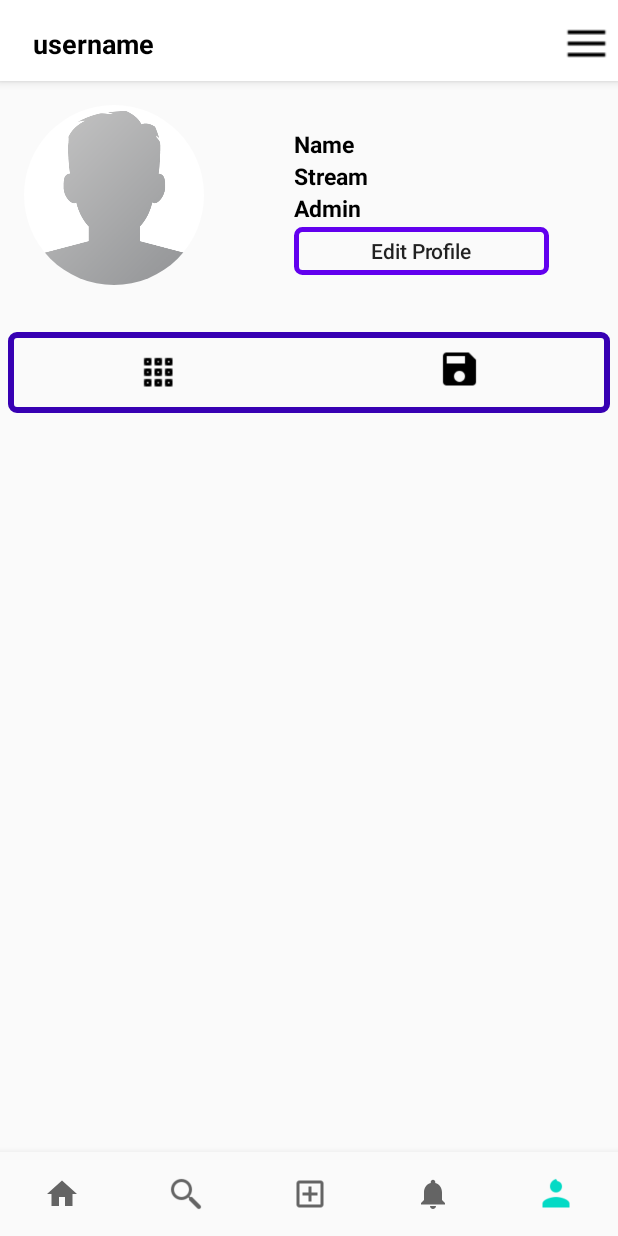
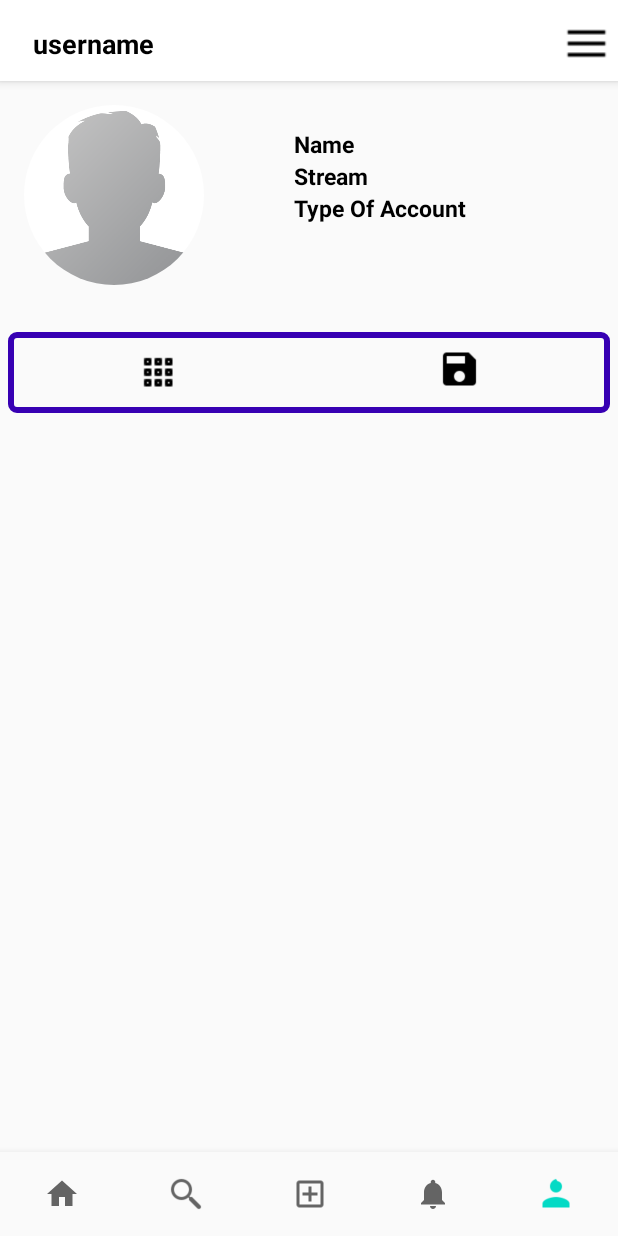
Before and after one commit to vpscnoticeboard/Notice-Board, an Android app: the screen it shows after launch once a user with an empty profile is signed in (MainActivity), item 5 of the bottom bar chosen, on a phone screen of 412 x 824 dp. Run offline under Robolectric (Android 15) with nearby library versions, the phone set to English and light mode, and no system bars; our stand-ins replace CircleImageView, Firebase (no records; nobody signed in at launch, a user with empty details on screens opened directly), Picasso, navigation-ui, sdp/ssp sizes; libraries missing offline, so code that uses them is left out: com.github.ybq.android, com.wajahatkarim3.easyvalidation; 1 statement that could not run was skipped.

Commit message:
notice board 12.s

```diff
--- a/app/src/main/java/com/example/projrctlogin/Fragrments/ProfileFragment.kt
+++ b/app/src/main/java/com/example/projrctlogin/Fragrments/ProfileFragment.kt
@@ -1,13 +1,25 @@
 package com.example.projrctlogin.Fragrments
 
+import android.content.Context
 import android.content.Intent
 import android.os.Bundle
+import android.security.identity.AccessControlProfileId
 import androidx.fragment.app.Fragment
 import android.view.LayoutInflater
 import android.view.View
 import android.view.ViewGroup
+import android.widget.Button
 import com.example.projrctlogin.AccountSettingActivity2
+import com.example.projrctlogin.Model.User
 import com.example.projrctlogin.R
+import com.google.firebase.auth.FirebaseAuth
+import com.google.firebase.auth.FirebaseUser
+import com.google.firebase.database.DataSnapshot
+import com.google.firebase.database.DatabaseError
+import com.google.firebase.database.FirebaseDatabase
+import com.google.firebase.database.ValueEventListener
+import com.squareup.picasso.Picasso
+import kotlinx.android.synthetic.main.fragment_profile.*
 
 import kotlinx.android.synthetic.main.fragment_profile.view.*
 
@@ -22,18 +34,45 @@ private const val ARG_PARAM2 = "param2"
  * create an instance of this fragment.
  */
 class ProfileFragment : Fragment() {
-    // TODO: Rename and change types of parameters
+    private lateinit var profileId: String
+    private lateinit var firebaseUser : FirebaseUser
+    lateinit var editp : Button
 
 
     override fun onCreateView(
         inflater: LayoutInflater, container: ViewGroup?,
         savedInstanceState: Bundle?
     ): View? {
+
+
+
         // Inflate the layout for this fragment
         val view = inflater.inflate(R.layout.fragment_profile, container, false)
+        editp=view.findViewById(R.id.edit_account_setting_btn)
+
+            firebaseUser = FirebaseAuth.getInstance().currentUser!!
+            val pref = context?.getSharedPreferences("PREFS", Context.MODE_PRIVATE)
+
+            if (pref !=null)
+            {
+                this.profileId = pref.getString("profileId","none").toString()
+            }
+
+            if (profileId == firebaseUser.uid)
+            {
+                view.edit_account_setting_btn.text = "Edit Profile"
+            }
+
+            else if (profileId != firebaseUser.uid)
+            {
+               editp?.visibility = View.GONE
+            }
+
         view.edit_account_setting_btn.setOnClickListener {
             startActivity(Intent(context, AccountSettingActivity2::class.java))
         }
+        userInfo()
+
         return view
     }
 
@@ -56,4 +95,53 @@ class ProfileFragment : Fragment() {
                 }
             }
     }
+
+    private fun userInfo()
+    {
+        val userRef = FirebaseDatabase.getInstance().getReference().child("user").child(profileId)
+
+        userRef.addValueEventListener(object : ValueEventListener{
+
+            override fun onDataChange(snapshot: DataSnapshot) {
+//                if (context != null)
+//                {
+//                    return
+//                }
+                if (snapshot.exists())
+                {
+                    val user = snapshot.getValue<User>(User::class.java)
+                    Picasso.get().load(user!!.getImage()).placeholder(R.drawable.profile).into(view?.pro_image_profile_frag)
+                    view?.profile_fragrement_username?.text = user!!.getEmail()
+                    view?.profile_fragrement_name?.text = user!!.getFname()
+                    view?.profile_fragrement_typeofaccount?.text = user!!.getTypeofaccount()
+                }
+            }
+
+            override fun onCancelled(error: DatabaseError) {
+
+            }
+        })
+    }
+
+    override fun onStop() {
+        super.onStop()
+        val pref = context?.getSharedPreferences("PREFS", Context.MODE_PRIVATE)?.edit()
+        pref?.putString("profileId", firebaseUser.uid)
+        pref?.apply()
+    }
+
+    override fun onPause() {
+        super.onPause()
+        val pref = context?.getSharedPreferences("PREFS", Context.MODE_PRIVATE)?.edit()
+        pref?.putString("profileId", firebaseUser.uid)
+        pref?.apply()
+    }
+
+    override fun onDestroy() {
+        super.onDestroy()
+        val pref = context?.getSharedPreferences("PREFS", Context.MODE_PRIVATE)?.edit()
+        pref?.putString("profileId", firebaseUser.uid)
+        pref?.apply()
+    }
+
 }
--- a/app/src/main/java/com/example/projrctlogin/Model/User.kt
+++ b/app/src/main/java/com/example/projrctlogin/Model/User.kt
@@ -21,6 +21,7 @@ class User {
         this.typeofaccount = typeofaccount
         this.email = email
         this.image = image
+        this.uid = uid
     }
 
     fun getFname(): String
@@ -64,7 +65,7 @@ class User {
 
     fun getEmail(): String
     {
-        return fname
+        return email
     }
     fun setEmail(email: String)
     {
--- a/app/src/main/res/layout/fragment_profile.xml
+++ b/app/src/main/res/layout/fragment_profile.xml
@@ -76,6 +76,7 @@
             >
 
             <de.hdodenhof.circleimageview.CircleImageView
+                android:id="@+id/pro_image_profile_frag"
                 android:layout_width="120dp"
                 android:layout_height="120dp"
                 android:src="@drawable/profile"
@@ -93,6 +94,7 @@
                 >
 
                         <TextView
+                            android:id="@+id/profile_fragrement_name"
                             android:layout_width="wrap_content"
                             android:layout_height="wrap_content"
                             android:text="Name"
@@ -103,6 +105,7 @@
                         </TextView>
 
                         <TextView
+                            android:id="@+id/profile_fragrement_stream"
                             android:layout_width="wrap_content"
                             android:layout_height="wrap_content"
                             android:text="Stream"
@@ -113,9 +116,10 @@
                         </TextView>
 
                         <TextView
+                            android:id="@+id/profile_fragrement_typeofaccount"
                             android:layout_width="wrap_content"
                             android:layout_height="wrap_content"
-                            android:text="Admin"
+                            android:text="Type Of Account"
                             android:textSize="15dp"
                             android:textStyle="bold"
                             android:textColor="@android:color/black"
```
Also changed, not shown: app/src/main/java/com/example/projrctlogin/Adpater/UserAdpater.kt (+10 -0 lines).
